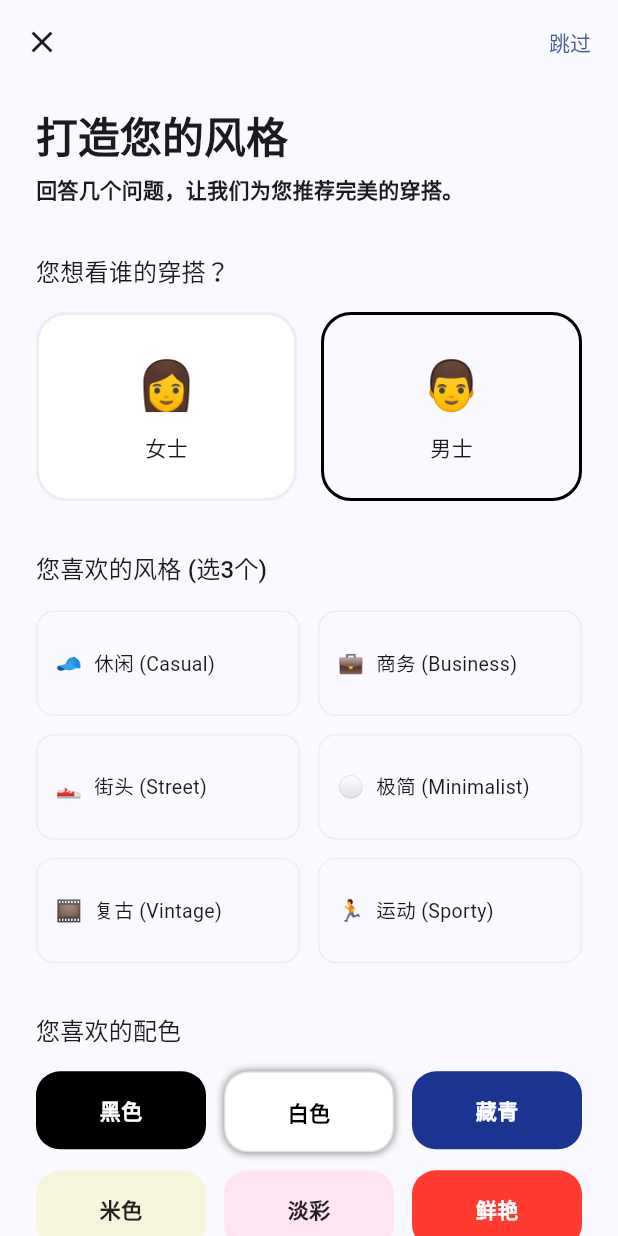
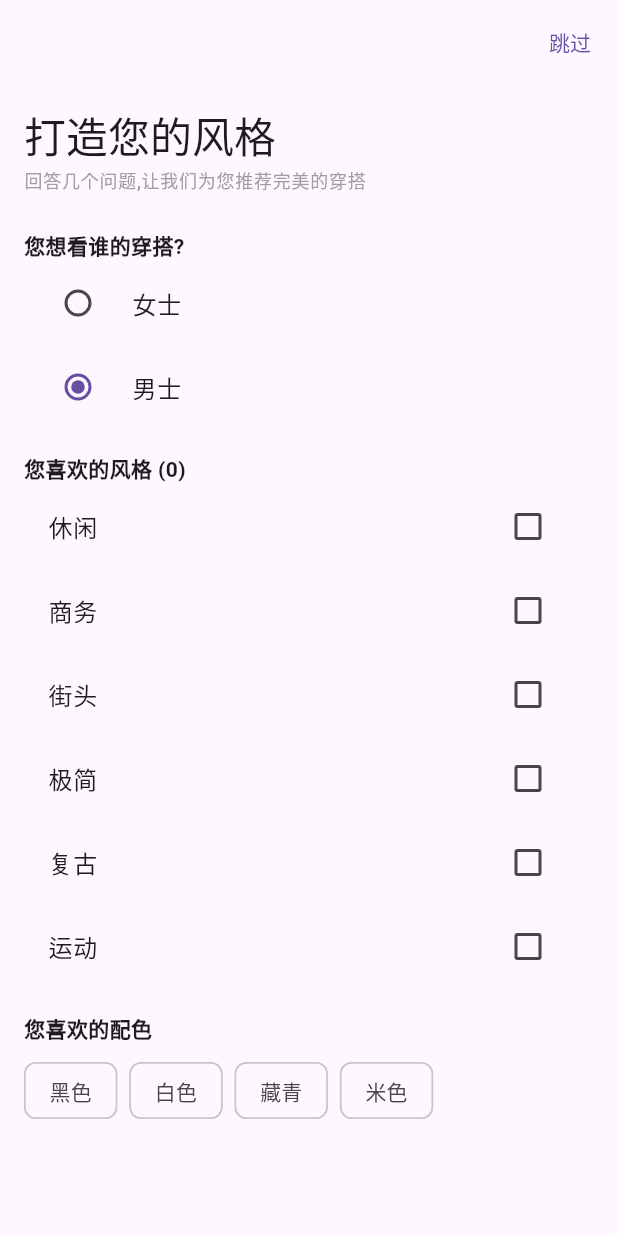
Before and after one commit to sanbei101/dress, a Flutter app: the screen it shows after launch, after a tap on "男士", on a phone screen of 412 x 824 dp. Run offline on Flutter 3.47's test engine with Material 3 defaults, Android fonts, the phone set to English and light mode, and no system bars; our stand-ins replace flutter_riverpod.

Commit message:
重构用户偏好设置，添加性别、风格和配色选项，更新首屏布局

```diff
--- a/lib/main.dart
+++ b/lib/main.dart
@@ -1,9 +1,58 @@
 import 'package:dress/theme.dart';
 import 'package:flutter/material.dart';
+import 'package:flutter_riverpod/flutter_riverpod.dart';
 
 void main() {
-  runApp(const OutfitApp());
+  runApp(const ProviderScope(child: OutfitApp()));
 }
+
+@immutable
+class UserPrefs {
+  final String gender;
+  final List<String> selectedStyles;
+  final List<String> colors;
+
+  const UserPrefs({
+    this.gender = '女',
+    this.selectedStyles = const [],
+    this.colors = const [],
+  });
+
+  UserPrefs copyWith({
+    String? gender,
+    List<String>? selectedStyles,
+    List<String>? colors,
+  }) {
+    return UserPrefs(
+      gender: gender ?? this.gender,
+      selectedStyles: selectedStyles ?? this.selectedStyles,
+      colors: colors ?? this.colors,
+    );
+  }
+}
+
+class UserPrefsNotifier extends Notifier<UserPrefs> {
+  @override
+  UserPrefs build() => const UserPrefs();
+
+  void setGender(String gender) => state = state.copyWith(gender: gender);
+
+  void toggleStyle(String style) {
+    final list = List<String>.from(state.selectedStyles);
+    list.contains(style) ? list.remove(style) : list.add(style);
+    state = state.copyWith(selectedStyles: list);
+  }
+
+  void toggleColor(String color) {
+    final list = List<String>.from(state.colors);
+    list.contains(color) ? list.remove(color) : list.add(color);
+    state = state.copyWith(colors: list);
+  }
+}
+
+final userPrefsProvider = NotifierProvider<UserPrefsNotifier, UserPrefs>(
+  UserPrefsNotifier.new,
+);
 
 class OutfitApp extends StatelessWidget {
   const OutfitApp({super.key});
@@ -11,213 +60,82 @@ class OutfitApp extends StatelessWidget {
   @override
   Widget build(BuildContext context) {
     return MaterialApp(
-      title: 'Outfit Recommendation',
-      theme: AppTheme.lightTheme,
       debugShowCheckedModeBanner: false,
-      darkTheme: AppTheme.darkTheme,
-      themeMode: ThemeMode.system,
+      theme: ThemeData(useMaterial3: true),
       home: const PreferenceScreen(),
     );
   }
 }
 
-class PreferenceScreen extends StatefulWidget {
+const styles = ["休闲", "商务", "街头", "极简", "复古", "运动"];
+const colors = ["黑色", "白色", "藏青", "米色"];
+
+class PreferenceScreen extends ConsumerWidget {
   const PreferenceScreen({super.key});
 
   @override
-  State<PreferenceScreen> createState() => _PreferenceScreenState();
-}
-
-class _PreferenceScreenState extends State<PreferenceScreen> {
-  String _selectedGender = '女';
-  final List<String> _selectedStyles = [];
-
-  @override
-  Widget build(BuildContext context) {
+  Widget build(BuildContext context, WidgetRef ref) {
+    final prefs = ref.watch(userPrefsProvider);
     return Scaffold(
       appBar: AppBar(
-        leading: const Icon(Icons.close),
         actions: [TextButton(onPressed: () {}, child: const Text("跳过"))],
       ),
-      body: SingleChildScrollView(
-        padding: const EdgeInsets.symmetric(horizontal: 24.0, vertical: 16.0),
-        child: Column(
-          crossAxisAlignment: CrossAxisAlignment.start,
+      body: ListView(
+        padding: const EdgeInsets.all(16),
         children: [
+          Text("打造您的风格", style: context.textTheme.headlineMedium),
+          const SizedBox(height: 4),
           Text(
-              "打造您的风格",
-              style: context.textTheme.headlineMedium?.copyWith(
-                fontWeight: FontWeight.bold,
+            "回答几个问题,让我们为您推荐完美的穿搭",
+            style: context.textTheme.labelMedium?.copyWith(color: Colors.grey),
           ),
-            ),
-            const SizedBox(height: 8),
-            Text(
-              "回答几个问题，让我们为您推荐完美的穿搭。",
-              style: context.textTheme.bodyMedium?.copyWith(
-                fontWeight: FontWeight.bold,
-              ),
-            ),
+          const SizedBox(height: 24),
 
-            const SizedBox(height: 32),
-            Text("您想看谁的穿搭？", style: context.textTheme.titleMedium),
-            const SizedBox(height: 16),
-            Row(
+          const Text("您想看谁的穿搭?", style: TextStyle(fontWeight: FontWeight.bold)),
+
+          RadioGroup<String>(
+            groupValue: prefs.gender,
+            onChanged: (v) {
+              ref.read(userPrefsProvider.notifier).setGender(v!);
+            },
+            child: const Column(
               children: [
-                Expanded(
-                  child: _buildGenderCard(
-                    "👩",
-                    "女士",
-                    _selectedGender == '女',
-                    () => setState(() => _selectedGender = '女'),
-                  ),
-                ),
-                const SizedBox(width: 16),
-                Expanded(
-                  child: _buildGenderCard(
-                    "👨",
-                    "男士",
-                    _selectedGender == '男',
-                    () => setState(() => _selectedGender = '男'),
-                  ),
-                ),
-              ],
-            ),
-
-            const SizedBox(height: 32),
-            Text("您喜欢的风格 (选3个)", style: context.textTheme.titleMedium),
-            const SizedBox(height: 16),
-            GridView.count(
-              shrinkWrap: true,
-              physics: const NeverScrollableScrollPhysics(),
-              crossAxisCount: 2,
-              mainAxisSpacing: 12,
-              crossAxisSpacing: 12,
-              childAspectRatio: 2.5,
-              children: [
-                _buildStyleChip("🧢", "休闲 (Casual)"),
-                _buildStyleChip("💼", "商务 (Business)"),
-                _buildStyleChip("👟", "街头 (Street)"),
-                _buildStyleChip("⚪", "极简 (Minimalist)"),
-                _buildStyleChip("🎞️", "复古 (Vintage)"),
-                _buildStyleChip("🏃", "运动 (Sporty)"),
-              ],
-            ),
-
-            const SizedBox(height: 32),
-            Text("您喜欢的配色", style: context.textTheme.titleMedium),
-            const SizedBox(height: 16),
-            Wrap(
-              spacing: 12,
-              runSpacing: 12,
-              children: [
-                _buildColorChip("黑色", Colors.black, Colors.white),
-                _buildColorChip(
-                  "白色",
-                  Colors.white,
-                  Colors.black,
-                  hasBorder: true,
-                ),
-                _buildColorChip("藏青", const Color(0xFF1A358F), Colors.white),
-                _buildColorChip("米色", const Color(0xFFF5F5DC), Colors.black87),
-                _buildColorChip("淡彩", const Color(0xFFFFE4F2), Colors.black87),
-                _buildColorChip("鲜艳", const Color(0xFFFF3B30), Colors.white),
-              ],
-            ),
+                RadioListTile<String>(title: Text("女士"), value: '女'),
+                RadioListTile<String>(title: Text("男士"), value: '男'),
               ],
             ),
           ),
+          const SizedBox(height: 16),
+          Text(
+            "您喜欢的风格 (${prefs.selectedStyles.length})",
+            style: const TextStyle(fontWeight: FontWeight.bold),
+          ),
+          Column(
+            children: styles.map((style) {
+              return CheckboxListTile(
+                title: Text(style),
+                value: prefs.selectedStyles.contains(style),
+                onChanged: (_) =>
+                    ref.read(userPrefsProvider.notifier).toggleStyle(style),
               );
-  }
+            }).toList(),
+          ),
+          const SizedBox(height: 16),
 
-  // 辅助组件：性别选择卡片
-  Widget _buildGenderCard(
-    String emoji,
-    String label,
-    bool isSelected,
-    VoidCallback onTap,
-  ) {
-    return InkWell(
-      onTap: onTap,
-      borderRadius: BorderRadius.circular(20),
-      child: AnimatedContainer(
-        duration: const Duration(milliseconds: 200),
-        padding: const EdgeInsets.symmetric(vertical: 24),
-        decoration: BoxDecoration(
-          color: isSelected ? Colors.transparent : Colors.white,
-          borderRadius: BorderRadius.circular(20),
-          border: Border.all(
-            color: isSelected ? Colors.black : Colors.grey.shade200,
-            width: 2,
-          ),
-        ),
-        child: Column(
-          children: [
-            Text(emoji, style: const TextStyle(fontSize: 32)),
+          const Text("您喜欢的配色", style: TextStyle(fontWeight: FontWeight.bold)),
           const SizedBox(height: 8),
-            Text(label, style: const TextStyle(fontWeight: FontWeight.w500)),
-          ],
-        ),
-      ),
+          Wrap(
+            spacing: 8.0,
+            children: colors.map((color) {
+              return ChoiceChip(
+                label: Text(color),
+                selected: prefs.colors.contains(color),
+                onSelected: (_) =>
+                    ref.read(userPrefsProvider.notifier).toggleColor(color),
               );
-  }
-
-  Widget _buildStyleChip(String emoji, String label) {
-    bool isSelected = _selectedStyles.contains(label);
-    return InkWell(
-      onTap: () => setState(
-        () => isSelected
-            ? _selectedStyles.remove(label)
-            : _selectedStyles.add(label),
-      ),
-      borderRadius: BorderRadius.circular(12),
-      child: Container(
-        padding: const EdgeInsets.symmetric(horizontal: 12),
-        decoration: BoxDecoration(
-          borderRadius: BorderRadius.circular(12),
-          border: Border.all(color: Colors.grey.shade200),
-        ),
-        child: Row(
-          children: [
-            Text(emoji),
-            const SizedBox(width: 8),
-            Expanded(
-              child: Text(
-                label,
-                style: const TextStyle(fontSize: 13),
-                overflow: TextOverflow.ellipsis,
-              ),
+            }).toList(),
           ),
         ],
-        ),
-      ),
-    );
-  }
-
-  Widget _buildColorChip(
-    String label,
-    Color bgColor,
-    Color textColor, {
-    bool hasBorder = false,
-  }) {
-    return Container(
-      width: (MediaQuery.of(context).size.width - 72) / 3, // 三列布局
-      padding: const EdgeInsets.symmetric(vertical: 16),
-      decoration: BoxDecoration(
-        color: bgColor,
-        borderRadius: BorderRadius.circular(16),
-        border: hasBorder ? Border.all(color: Colors.grey.shade300) : null,
-        boxShadow: [
-          if (hasBorder)
-            BoxShadow(
-              color: Colors.black.withValues(alpha: 0.5),
-              blurRadius: 4,
-            ),
-        ],
-      ),
-      alignment: Alignment.center,
-      child: Text(
-        label,
-        style: TextStyle(color: textColor, fontWeight: FontWeight.bold),
       ),
     );
   }
```
Also changed, not shown: pubspec.yaml (+2 -69 lines), pubspec.lock. Lines whose indentation alone changed are shown as unchanged.
